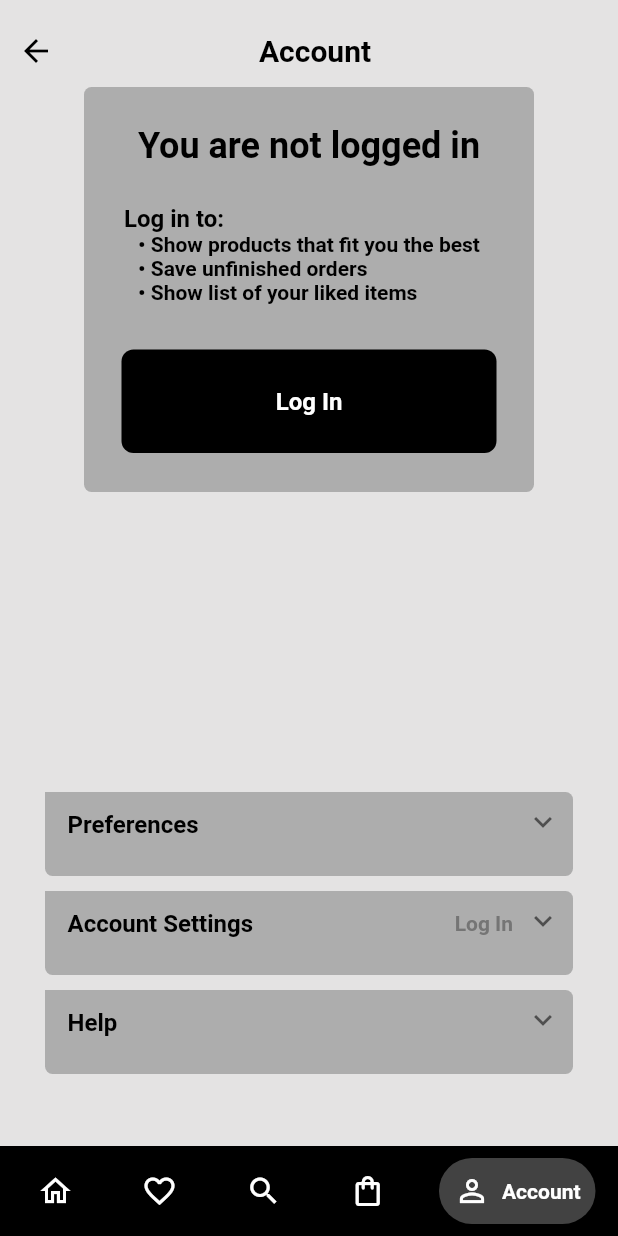
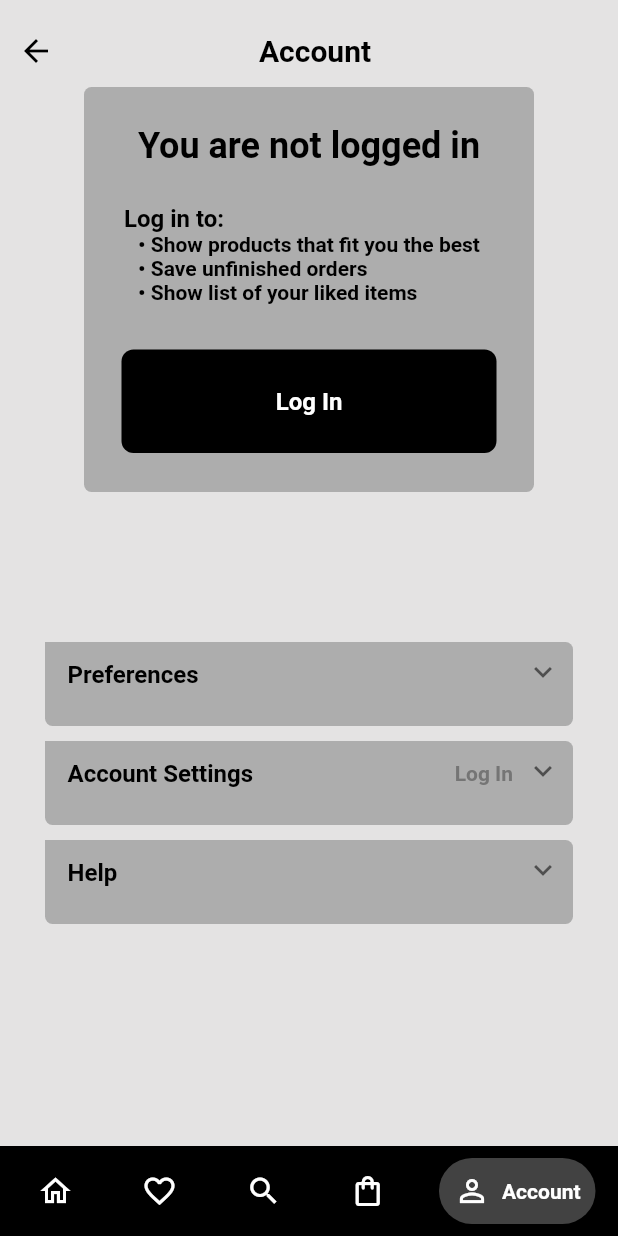
Before and after one commit to Marosko123/armyshop_mobile_frontend, a Flutter app: the PrimaryPage screen opened by its route, item 5 of the bottom bar chosen, on a phone screen of 412 x 824 dp. Run offline on Flutter 3.47's test engine with Material 2 defaults, Android fonts, the phone set to English and light mode, and no system bars; drawn by our look-alikes of expandable, google_nav_bar; our stand-ins replace flutter_local_notifications, geolocator, google_fonts, grouped_list, image_picker, shared_preferences and 1 more; accounts and stored records are empty; network calls fail.

Commit message:
Bug fixes

```diff
--- a/lib/common/global_variables.dart
+++ b/lib/common/global_variables.dart
@@ -6,7 +6,7 @@ import '../models/user.dart';
 class GlobalVariables {
   static String serverIP = Platform.isWindows
       ? '127.0.0.1'
-      : '10.10.67.222'; // replace IP value with your server IP
+      : '147.175.160.110'; // replace IP value with your server IP
   static List<Product> products = [];
   static List<User> users = [];
   static bool isConnectedToServer = false;
--- a/lib/common/serialisation/users_serializer.dart
+++ b/lib/common/serialisation/users_serializer.dart
@@ -24,7 +24,7 @@ class UsersSerializer {
   static Future<File> _localFile() async {
     final currentDirectory = Directory.current;
     final documentsDirectory =
-        Directory('${currentDirectory.path}/lib/common/documents');
+        Directory('${currentDirectory.path}lib/common/documents');
     final file = File('${documentsDirectory.path}/users.json');
     if (!await file.exists()) {
       await file.create();
--- a/lib/common/server_handling/request_handler.dart
+++ b/lib/common/server_handling/request_handler.dart
@@ -10,7 +10,7 @@ class RequestHandler {
   // check connection to the server
   static Future<bool> checkConnection() async {
     final response = await ServerRequester.request(
-      subUrl: '/products',
+      subUrl: '/ping',
       type: 'GET',
     );
 
--- a/lib/screens/chat_rooms.dart
+++ b/lib/screens/chat_rooms.dart
@@ -98,9 +98,10 @@ class ChatRoomsState extends State<ChatRooms> {
   Future<void> showDialogAlert(BuildContext context) async {
     if (GlobalVariables.isConnectedToServer) {
       users = await RequestHandler.getUsers();
-    } else {
-      users = await UsersSerializer.deserialize();
     }
+    //else {
+    //   users = await UsersSerializer.deserialize();
+    // }
 
     if (users.isEmpty) {
       return;
--- a/lib/screens/user_account.dart
+++ b/lib/screens/user_account.dart
@@ -68,8 +68,8 @@ class UserAccountState extends State<UserAccount> {
       children: [
         if (!GlobalVariables.user.isEmpty()) ...[
           Icon(
-            Icons.account_circle_sharp,
-            color: Colors.green[700],
+            Icons.account_circle_outlined,
+            color: ArmyshopColors.textColor,
             size: MediaQuery.of(context).size.width * 0.4,
           ),
 
@@ -173,7 +173,7 @@ class UserAccountState extends State<UserAccount> {
           )
         ],
         Padding(
-          padding: const EdgeInsets.only(left: 30, right: 30, top: 200),
+          padding: const EdgeInsets.only(left: 30, right: 30, top: 100),
           child: Container(
             decoration: BoxDecoration(
               borderRadius: BorderRadius.circular(5),
```
Also changed, not shown: lib/common/serialisation/serializer.dart (+7 -0 lines), lib/main.dart (+7 -1 lines), lib/screens/chat.dart (+37 -31 lines), lib/screens/products_screen.dart (+0 -7 lines), lib/screens/splash_screen.dart (+9 -5 lines).
